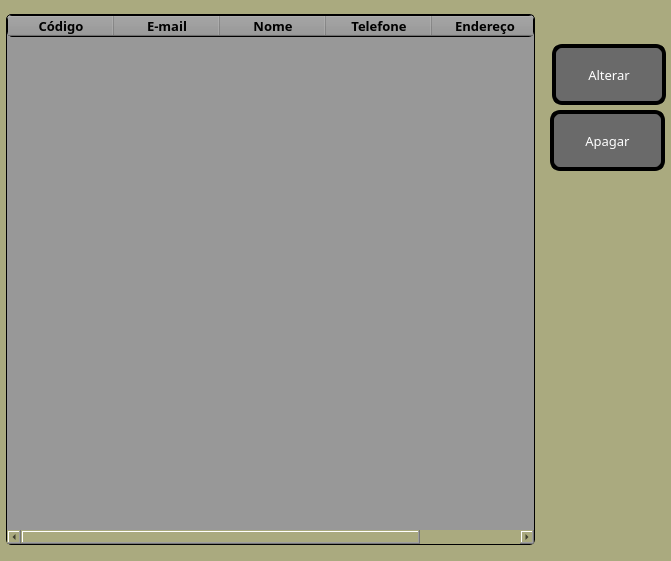
Old version of the form tela_2.ui in the repository pedro8282/Cadastro-Cli-v1.
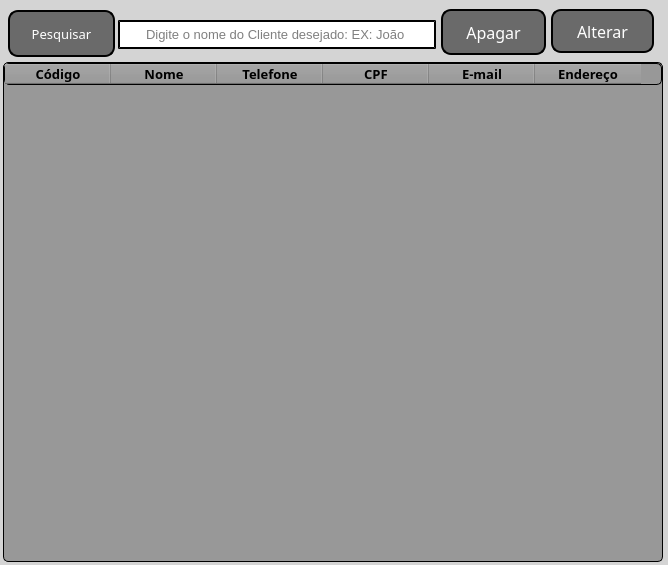
New version of the form. Icons and pictures are not drawn.

```diff
--- a/tela_2.ui
+++ b/tela_2.ui
@@ -9,27 +9,39 @@
    <rect>
     <x>0</x>
     <y>0</y>
-    <width>671</width>
-    <height>561</height>
+    <width>668</width>
+    <height>565</height>
    </rect>
   </property>
   <property name="minimumSize">
    <size>
-    <width>671</width>
-    <height>561</height>
+    <width>668</width>
+    <height>565</height>
    </size>
   </property>
   <property name="maximumSize">
    <size>
-    <width>671</width>
-    <height>561</height>
+    <width>668</width>
+    <height>565</height>
+   </size>
+  </property>
+  <property name="sizeIncrement">
+   <size>
+    <width>668</width>
+    <height>565</height>
+   </size>
+  </property>
+  <property name="baseSize">
+   <size>
+    <width>668</width>
+    <height>565</height>
    </size>
   </property>
   <property name="windowTitle">
    <string>MainWindow</string>
   </property>
   <property name="styleSheet">
-   <string notr="true">background-color: rgb(170, 170, 127);
+   <string notr="true">background-color: rgb(212, 212, 212);
 border-radius: 7px;
 border-style: outset;</string>
   </property>
@@ -37,28 +49,34 @@
    <widget class="QTableWidget" name="tableWidget">
     <property name="geometry">
      <rect>
-      <x>6</x>
-      <y>14</y>
-      <width>529</width>
-      <height>531</height>
+      <x>3</x>
+      <y>62</y>
+      <width>660</width>
+      <height>500</height>
      </rect>
     </property>
     <property name="minimumSize">
      <size>
-      <width>529</width>
-      <height>437</height>
+      <width>400</width>
+      <height>400</height>
      </size>
     </property>
     <property name="maximumSize">
      <size>
-      <width>600</width>
-      <height>550</height>
+      <width>660</width>
+      <height>500</height>
+     </size>
+    </property>
+    <property name="sizeIncrement">
+     <size>
+      <width>500</width>
+      <height>500</height>
      </size>
     </property>
     <property name="font">
      <font>
       <family>Segoe UI Semibold</family>
-      <pointsize>10</pointsize>
+      <pointsize>11</pointsize>
       <weight>75</weight>
       <bold>true</bold>
       <kerning>true</kerning>
@@ -121,23 +139,6 @@
        <normaloff>imagens Projeto/conecte-se.png</normaloff>imagens Projeto/conecte-se.png</iconset>
      </property>
     </column>
-    <column>
-     <property name="text">
-      <string>E-mail</string>
-     </property>
-     <property name="font">
-      <font>
-       <family>Arial Black</family>
-       <pointsize>10</pointsize>
-       <weight>75</weight>
-       <bold>true</bold>
-      </font>
-     </property>
-     <property name="icon">
-      <iconset>
-       <normaloff>imagens Projeto/o-email.png</normaloff>imagens Projeto/o-email.png</iconset>
-     </property>
-    </column>
     <column>
      <property name="text">
       <string>Nome</string>
@@ -172,6 +173,40 @@
        <normaloff>imagens Projeto/telefone.png</normaloff>imagens Projeto/telefone.png</iconset>
      </property>
     </column>
+    <column>
+     <property name="text">
+      <string>CPF</string>
+     </property>
+     <property name="font">
+      <font>
+       <family>Arial Black</family>
+       <pointsize>10</pointsize>
+       <weight>75</weight>
+       <bold>true</bold>
+      </font>
+     </property>
+     <property name="icon">
+      <iconset>
+       <normaloff>imagens Projeto/perfil-pessoal.png</normaloff>imagens Projeto/perfil-pessoal.png</iconset>
+     </property>
+    </column>
+    <column>
+     <property name="text">
+      <string>E-mail</string>
+     </property>
+     <property name="font">
+      <font>
+       <family>Arial Black</family>
+       <pointsize>10</pointsize>
+       <weight>75</weight>
+       <bold>true</bold>
+      </font>
+     </property>
+     <property name="icon">
+      <iconset>
+       <normaloff>imagens Projeto/o-email.png</normaloff>imagens Projeto/o-email.png</iconset>
+     </property>
+    </column>
     <column>
      <property name="text">
       <string>Endereço</string>
@@ -193,16 +228,16 @@
    <widget class="QPushButton" name="bt_alterar">
     <property name="geometry">
      <rect>
-      <x>552</x>
-      <y>44</y>
-      <width>114</width>
-      <height>61</height>
+      <x>551</x>
+      <y>9</y>
+      <width>103</width>
+      <height>44</height>
      </rect>
     </property>
     <property name="font">
      <font>
       <family>Arial Black</family>
-      <pointsize>10</pointsize>
+      <pointsize>12</pointsize>
       <weight>10</weight>
       <italic>false</italic>
       <bold>false</bold>
@@ -215,8 +250,8 @@
      <string notr="true">QPushButton{
 background-color: rgb(106, 106, 106);
 color: rgb(255, 255, 255);
-font: 87 10pt &quot;Arial Black&quot;;
-border-width: 4px; 
+font: 87 12pt &quot;Arial Black&quot;;
+border-width: 2px; 
 border-radius: 10px;
 border-style: outset; 
 border-color: rgb(0, 0, 0);
@@ -253,16 +288,16 @@
    <widget class="QPushButton" name="bt_apagar">
     <property name="geometry">
      <rect>
-      <x>550</x>
-      <y>110</y>
-      <width>115</width>
-      <height>61</height>
+      <x>441</x>
+      <y>9</y>
+      <width>105</width>
+      <height>46</height>
      </rect>
     </property>
     <property name="font">
      <font>
       <family>Arial Black</family>
-      <pointsize>10</pointsize>
+      <pointsize>12</pointsize>
       <weight>10</weight>
       <italic>false</italic>
       <bold>false</bold>
@@ -275,8 +310,8 @@
      <string notr="true">QPushButton{
 background-color: rgb(106, 106, 106);
 color: rgb(255, 255, 255);
-font: 87 10pt &quot;Arial Black&quot;;
-border-width: 4px; 
+font: 87 12pt &quot;Arial Black&quot;;
+border-width: 2px; 
 border-radius: 10px;
 border-style: outset; 
 border-color: rgb(0, 0, 0);
@@ -310,6 +345,96 @@
      </size>
     </property>
    </widget>
+   <widget class="QPushButton" name="bt_apagar_2">
+    <property name="geometry">
+     <rect>
+      <x>8</x>
+      <y>10</y>
+      <width>107</width>
+      <height>47</height>
+     </rect>
+    </property>
+    <property name="font">
+     <font>
+      <family>Arial Black</family>
+      <pointsize>10</pointsize>
+      <weight>10</weight>
+      <italic>false</italic>
+      <bold>false</bold>
+     </font>
+    </property>
+    <property name="cursor">
+     <cursorShape>PointingHandCursor</cursorShape>
+    </property>
+    <property name="mouseTracking">
+     <bool>false</bool>
+    </property>
+    <property name="styleSheet">
+     <string notr="true">QPushButton{
+background-color: rgb(106, 106, 106);
+color: rgb(255, 255, 255);
+font: 87 10pt &quot;Arial Black&quot;;
+border-width: 2px; 
+border-radius: 10px;
+border-style: outset; 
+border-color: rgb(0, 0, 0);
+}
+
+QPushButton:pressed{
+background-color: rgb(106, 106, 106);
+color: rgb(255, 255, 255);
+font: 87 10pt &quot;Arial Black&quot;;
+border-width: 4px; 
+border-radius: 10px;
+border-style: outset; 
+border-color: rgb(255, 255, 255);
+
+
+
+}
+ </string>
+    </property>
+    <property name="text">
+     <string>Pesquisar</string>
+    </property>
+    <property name="icon">
+     <iconset>
+      <normaloff>imagens Projeto/lupa.png</normaloff>imagens Projeto/lupa.png</iconset>
+    </property>
+    <property name="iconSize">
+     <size>
+      <width>25</width>
+      <height>25</height>
+     </size>
+    </property>
+   </widget>
+   <widget class="QLineEdit" name="lineEdit">
+    <property name="geometry">
+     <rect>
+      <x>118</x>
+      <y>20</y>
+      <width>318</width>
+      <height>29</height>
+     </rect>
+    </property>
+    <property name="font">
+     <font>
+      <pointsize>10</pointsize>
+     </font>
+    </property>
+    <property name="styleSheet">
+     <string notr="true">background-color: rgb(255, 255, 255);
+border-radius: 15px;
+border-style: outset; 
+border-width: 2px; </string>
+    </property>
+    <property name="alignment">
+     <set>Qt::AlignCenter</set>
+    </property>
+    <property name="placeholderText">
+     <string>Digite o nome do Cliente desejado: EX: João </string>
+    </property>
+   </widget>
   </widget>
  </widget>
  <resources/>
```
Left out of the diff: 10 changed lines with no effect on the pictures.
